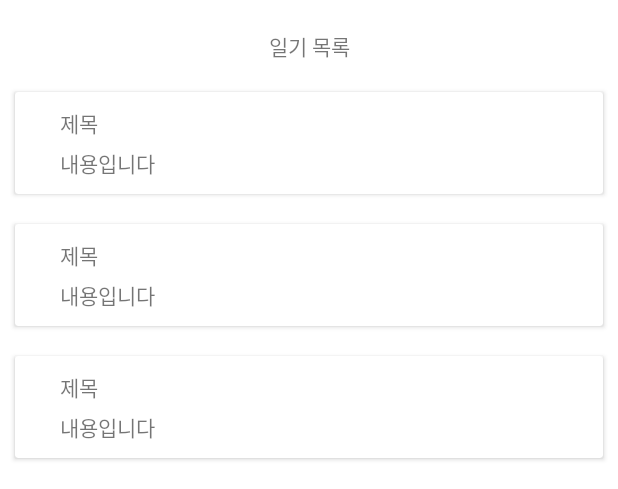
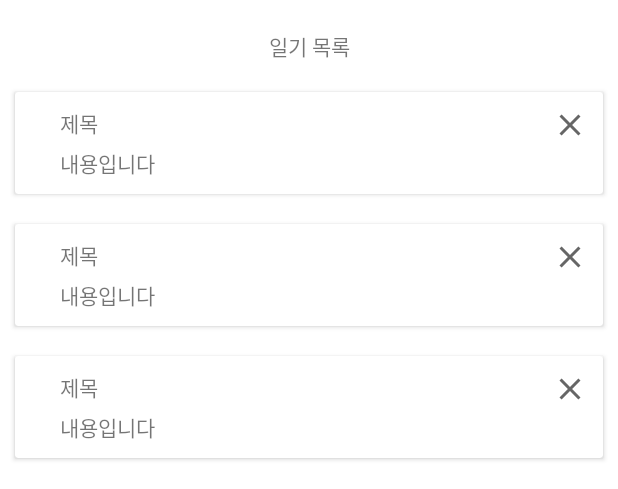
Before and after one commit to onpyeong/MyDiary, an Android app: the layout activity_main.xml on its own in the app's theme, with its tools: preview values and no code run, on a phone screen of 412 x 824 dp. Shown: the top 489 px of the screen. Run offline under Robolectric (Android 15) with nearby library versions, the phone set to English and light mode, and no system bars.

Commit message:
[MOD] #5 item_diary에 delete btn 추가

```diff
--- /dev/null
+++ b/app/src/main/res/drawable/ic_baseline_clear_24.xml
@@ -0,0 +1,10 @@
+<vector xmlns:android="http://schemas.android.com/apk/res/android"
+    android:width="24dp"
+    android:height="24dp"
+    android:viewportWidth="24"
+    android:viewportHeight="24"
+    android:tint="?attr/colorControlNormal">
+  <path
+      android:fillColor="@android:color/white"
+      android:pathData="M19,6.41L17.59,5 12,10.59 6.41,5 5,6.41 10.59,12 5,17.59 6.41,19 12,13.41 17.59,19 19,17.59 13.41,12z"/>
+</vector>
--- a/app/src/main/res/layout/item_diary.xml
+++ b/app/src/main/res/layout/item_diary.xml
@@ -3,6 +3,46 @@
     android:layout_width="match_parent"
     android:layout_height="wrap_content"
     xmlns:app="http://schemas.android.com/apk/res-auto">
+
+    <!--
+    <androidx.constraintlayout.widget.ConstraintLayout
+        android:id="@+id/cl_swipe"
+        android:layout_width="0dp"
+        android:layout_height="0dp"
+        app:layout_constraintTop_toTopOf="@id/card_diary"
+        app:layout_constraintBottom_toBottomOf="@id/card_diary"
+        app:layout_constraintStart_toStartOf="@id/card_diary"
+        app:layout_constraintEnd_toEndOf="@id/card_diary">
+
+        <TextView
+            android:id="@+id/btn_edit"
+            android:layout_width="wrap_content"
+            android:layout_height="0dp"
+            android:text="수정"
+            app:layout_constraintTop_toTopOf="parent"
+            app:layout_constraintBottom_toBottomOf="parent"
+            app:layout_constraintEnd_toStartOf="@id/btn_delete"
+            android:layout_marginEnd="5dp"
+            android:background="#E67828"
+            android:textColor="@color/white"
+            android:paddingVertical="10dp"
+            android:paddingHorizontal="10dp"/>
+
+        <TextView
+            android:id="@+id/btn_delete"
+            android:layout_width="wrap_content"
+            android:layout_height="0dp"
+            android:text="삭제"
+            app:layout_constraintTop_toTopOf="parent"
+            app:layout_constraintBottom_toBottomOf="parent"
+            app:layout_constraintEnd_toEndOf="parent"
+            android:gravity="center"
+            android:background="#E67828"
+            android:textColor="@color/white"
+            android:paddingHorizontal="10dp"/>
+
+    </androidx.constraintlayout.widget.ConstraintLayout>
+    -->
 
     <androidx.cardview.widget.CardView
         android:id="@+id/card_diary"
@@ -37,6 +77,16 @@
                 app:layout_constraintStart_toStartOf="@id/txt_title"
                 android:layout_marginTop="5dp"/>
 
+            <ImageView
+                android:id="@+id/btn_clear"
+                android:layout_width="wrap_content"
+                android:layout_height="wrap_content"
+                app:layout_constraintTop_toTopOf="parent"
+                app:layout_constraintEnd_toEndOf="parent"
+                android:background="@drawable/ic_baseline_clear_24"
+                android:layout_marginTop="10dp"
+                android:layout_marginEnd="10dp"/>
+
 
         </androidx.constraintlayout.widget.ConstraintLayout>
 
```
